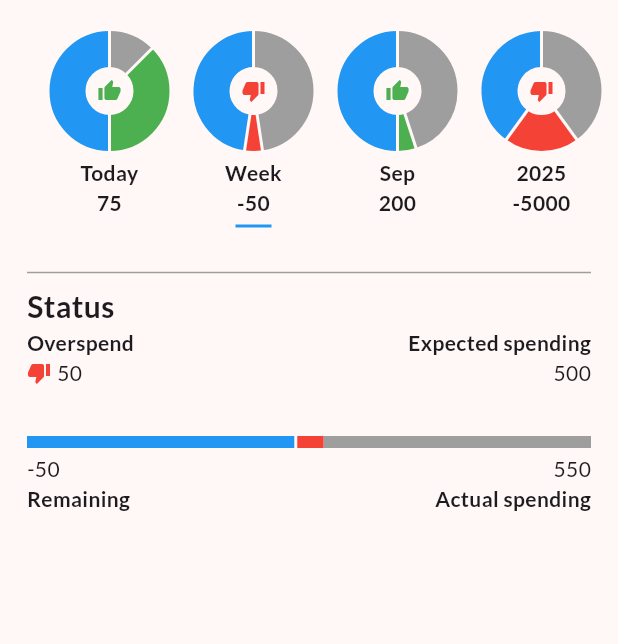
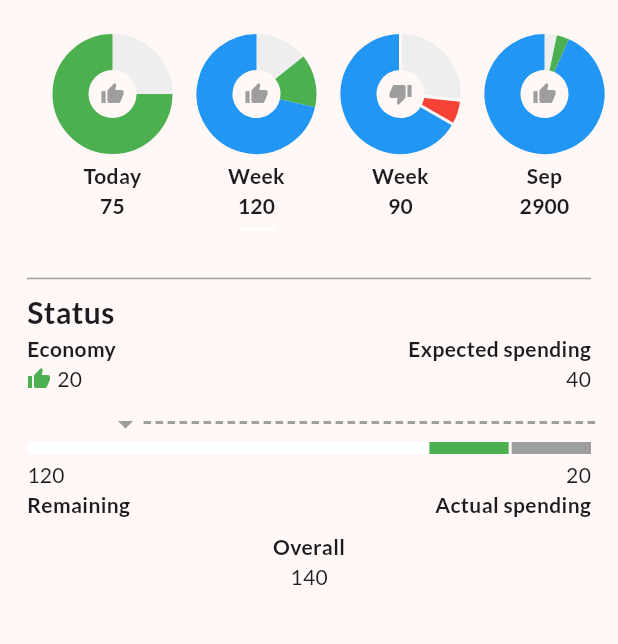
Before and after one commit to denickman/Budget, a Flutter app: the screen it shows after launch, after a tap on the "keyboard arrow down" icon, after a tap on "Today", after a tap on "Week", on a phone screen of 412 x 824 dp, the part 65-709 px from its top. Run offline on Flutter 3.47's test engine with Material 3 defaults, Android fonts, the phone set to English and light mode, and no system bars; drawn by our look-alikes of fl_chart; our stand-ins replace google_fonts.

Commit message:
Add overall definition for drawing diagrams correctly

```diff
--- a/lib/models/temp_data.dart
+++ b/lib/models/temp_data.dart
@@ -1,3 +1,6 @@
+// Не обязательно, но для кросс-платформы
+// Для min/max, но можно импортировать в виджетах
+
 class TempData {
   final String label;
   final double initial;
@@ -8,4 +11,28 @@ class TempData {
     required this.initial,
     required this.spent,
   });
+
+  double get passedFraction {
+    final now = DateTime.now();
+
+    if (label == 'Today') {
+      return 1.0; // Текущий день считается полным, как единица дня
+    } else if (label == 'Week') {
+      return now.weekday / 7.0; // weekday: 1=понедельник, ...7=воскресенье
+    } else if (label.length == 3) { // Аббревиатура месяца, напр. 'Sep'
+      final totalDays = DateTime(now.year, now.month + 1, 0).day;
+      return now.day / totalDays.toDouble();
+    } else {
+      final year = int.tryParse(label);
+      if (year == null) return 0.0;
+      final isLeap = (year % 4 == 0 && (year % 100 != 0 || year % 400 == 0));
+      final totalDays = isLeap ? 366 : 365;
+      if (year > now.year) return 0.0;
+      if (year < now.year) return 1.0;
+      final passedDays = now.difference(DateTime(year, 1, 1)).inDays + 1;
+      return passedDays / totalDays.toDouble();
+    }
+  }
+
+  double get expected => initial * passedFraction;
 }
--- a/lib/screens/available.dart
+++ b/lib/screens/available.dart
@@ -28,11 +28,12 @@ class _AvailableScreenState extends State<AvailableScreen> {
 
     return [
       TempData(label: 'Today', initial: 100.0, spent: 25.0),
-      TempData(label: 'Week', initial: 500.0, spent: 550.0),
-      TempData(label: currentMonth, initial: 2000.0, spent: 1800.0),
+      TempData(label: 'Week', initial: 140.0, spent: 20.0),
+      TempData(label: 'Week', initial: 140.0, spent: 50.0),
+      TempData(label: currentMonth, initial: 3000.0, spent: 100.0),
       TempData(label: currentYear, initial: 10000.0, spent: 15000.0),
-      TempData(label: '${year + 1}', initial: 10000.0, spent: 5000.0),
-      TempData(label: '${year + 2}', initial: 10000.0, spent: 0.0),
+      // TempData(label: '${year + 1}', initial: 10000.0, spent: 5000.0),
+      // TempData(label: '${year + 2}', initial: 10000.0, spent: 0.0),
     ];
   }
 
@@ -44,7 +45,7 @@ class _AvailableScreenState extends State<AvailableScreen> {
     return Padding(
       padding: const EdgeInsets.all(2.0),
       child: AvailableStatus(
-        period: mockPeriods[_selectedPeriodIndex!], // теперь TempData
+        period: mockPeriods[_selectedPeriodIndex!],
         isSelected: true,
       ),
     );
@@ -76,17 +77,15 @@ class _AvailableScreenState extends State<AvailableScreen> {
                 },
               ),
             ),
-            // Padding(
-            //   padding: const EdgeInsets.all(2.0),
-            //   child:
-               PeriodCircles(
-                periods: mockPeriods, // теперь List<TempData>
+            Padding(
+              padding: const EdgeInsets.all(2.0),
+              child: PeriodCircles(
+                periods: mockPeriods,
                 selectedPeriodIndex: _selectedPeriodIndex,
                 onSelect: (index) =>
                     setState(() => _selectedPeriodIndex = index),
               ),
-            // ),
-
+            ),
             if (_isExpanded) _showAvailableStatus(),
           ],
         ),
--- a/lib/widgets/available/available_status.dart
+++ b/lib/widgets/available/available_status.dart
@@ -2,6 +2,7 @@ import 'package:flutter/material.dart';
 import 'package:google_fonts/google_fonts.dart';
 import 'package:finapp/models/temp_data.dart';
 import 'package:finapp/widgets/available/remaining_line.dart';
+import 'dart:math' as math; // Для min/max
 
 class AvailableStatus extends StatelessWidget {
   // ===== Init ======
@@ -16,36 +17,37 @@ class AvailableStatus extends StatelessWidget {
   final bool isSelected;
 
   // ===== Methods ======
-  IconData getCenterIcon(double initial, double spent) {
-    if (spent > initial) return Icons.thumb_down;
-    if (spent < initial) return Icons.thumb_up;
+  IconData getCenterIcon(double expected, double spent) {
+    if (spent > expected) return Icons.thumb_down;
+    if (spent < expected) return Icons.thumb_up;
     return Icons.balance;
   }
 
   double getRemaining(double initial, double spent) => initial - spent;
 
   List<Widget> buildSegments(double initial, double spent) {
-    double gray = spent > initial ? initial : spent;
-    double red = spent > initial ? spent - initial : 0;
-    double green = spent < initial ? initial - spent : 0;
+    double expected = period.expected;
+    double gray = math.min(spent, expected);
+    double red = math.max(0.0, spent - expected);
+    double green = math.max(0.0, expected - spent);
+    double future = initial - expected;
     double total = initial + red;
 
     const segmentSpacing = 2.0;
     List<Widget> segments = [];
 
-    // 1. Синий сегмент (available)
-    if (initial > 0) {
+    // 1. Синий сегмент (future)
+    if (future > 0) {
       segments.add(
         Expanded(
-          flex: (initial / total * 100).round(),
-          child: ColoredSegment(color: Colors.blue),
+          flex: (future / total * 100).round(),
+          child: ColoredSegment(color: Colors.white),
         ),
       );
     }
 
     // 2. Зелёный сегмент (экономия)
     if (green > 0) {
-      // Если есть синий, зеленый с ним сливается → без SizedBox
       segments.add(
         Expanded(
           flex: (green / total * 100).round(),
@@ -53,13 +55,11 @@ class AvailableStatus extends StatelessWidget {
         ),
       );
     } else {
-      // Если зеленого нет, оставить промежуток между синим и остальными сегментами
       segments.add(SizedBox(width: segmentSpacing));
     }
 
     // 3. Красный сегмент (перерасход)
     if (red > 0) {
-      // Красный всегда сливается с серым → без SizedBox
       segments.add(
         Expanded(
           flex: (red / total * 100).round(),
@@ -68,9 +68,8 @@ class AvailableStatus extends StatelessWidget {
       );
     }
 
-    // 4. Серый сегмент (spent)
+    // 4. Серый сегмент (spent up to expected)
     if (gray > 0) {
-      // Промежуток между серым и красным только если красного нет
       if (red == 0) segments.add(SizedBox(width: segmentSpacing));
       segments.add(
         Expanded(
@@ -88,10 +87,10 @@ class AvailableStatus extends StatelessWidget {
   Widget build(BuildContext context) {
     double initial = period.initial;
     double spent = period.spent;
-
-    double gray = spent > initial ? initial : spent;
-    double red = spent > initial ? spent - initial : 0;
-    double green = spent < initial ? initial - spent : 0;
+    double expected = period.expected;
+    double gray = math.min(spent, expected);
+    double red = math.max(0.0, spent - expected);
+    double green = math.max(0.0, expected - spent);
 
     return Padding(
       padding: const EdgeInsets.symmetric(vertical: 8.0, horizontal: 16.0),
@@ -111,6 +110,7 @@ class AvailableStatus extends StatelessWidget {
           EconomyOverspendExpectedInfoRow(
             initial: initial,
             spent: spent,
+            expected: expected,
             gray: gray,
             red: red,
             green: green,
@@ -131,6 +131,10 @@ class AvailableStatus extends StatelessWidget {
             initial: initial,
             spent: spent,
             getRemaining: getRemaining,
+          ),
+          SizedBox(height: 8),
+          OverallInfo(
+            initial: initial,
           ),
         ],
       ),
@@ -156,6 +160,7 @@ class ColoredSegment extends StatelessWidget {
 class EconomyOverspendExpectedInfoRow extends StatelessWidget {
   final double initial;
   final double spent;
+  final double expected;
   final double gray;
   final double red;
   final double green;
@@ -165,6 +170,7 @@ class EconomyOverspendExpectedInfoRow extends StatelessWidget {
     super.key,
     required this.initial,
     required this.spent,
+    required this.expected,
     required this.gray,
     required this.red,
     required this.green,
@@ -180,7 +186,7 @@ class EconomyOverspendExpectedInfoRow extends StatelessWidget {
           crossAxisAlignment: CrossAxisAlignment.start,
           children: [
             Text(
-              spent > initial ? 'Overspend' : 'Economy',
+              spent > expected ? 'Overspend' : 'Economy',
               style: GoogleFonts.lato(
                 fontWeight: FontWeight.bold,
                 fontSize: 14,
@@ -189,17 +195,17 @@ class EconomyOverspendExpectedInfoRow extends StatelessWidget {
             Row(
               children: [
                 Icon(
-                  getCenterIcon(initial, spent),
+                  getCenterIcon(expected, spent),
                   size: 16,
-                  color: spent > initial
+                  color: spent > expected
                       ? Colors.red
-                      : (spent < initial ? Colors.green : Colors.black),
+                      : (spent < expected ? Colors.green : Colors.black),
                 ),
                 SizedBox(width: 4),
                 Text(
-                  spent > initial
-                      ? '${red.toStringAsFixed(0)}'
-                      : '${green.toStringAsFixed(0)}',
+                  spent > expected
+                      ? red.toStringAsFixed(0)
+                      : green.toStringAsFixed(0),
                   style: GoogleFonts.lato(fontSize: 14),
                 ),
               ],
@@ -208,7 +214,7 @@ class EconomyOverspendExpectedInfoRow extends StatelessWidget {
         ),
         LabelValueWidget(
           label: 'Expected spending',
-          value: initial,
+          value: expected,
           alignment: CrossAxisAlignment.end,
         ),
       ],
@@ -297,3 +303,32 @@ class LabelValueWidget extends StatelessWidget {
     return Column(crossAxisAlignment: alignment, children: children);
   }
 }
+
+class OverallInfo extends StatelessWidget {
+  final double initial;
+
+  const OverallInfo({
+    super.key,
+    required this.initial,
+  });
+
+  @override
+  Widget build(BuildContext context) {
+    return Column(
+      mainAxisAlignment: MainAxisAlignment.center,
+      children: [
+        Text(
+          'Overall',
+          style: GoogleFonts.lato(
+            fontWeight: FontWeight.bold,
+            fontSize: 14,
+          ),
+        ),
+        Text(
+          initial.toStringAsFixed(0),
+          style: GoogleFonts.lato(fontSize: 14),
+        ),
+      ],
+    );
+  }
+}
--- a/lib/widgets/available/period_circles.dart
+++ b/lib/widgets/available/period_circles.dart
@@ -2,6 +2,7 @@ import 'package:flutter/material.dart';
 import 'package:fl_chart/fl_chart.dart';
 import 'package:google_fonts/google_fonts.dart';
 import 'package:finapp/models/temp_data.dart';
+import 'dart:math' as math; // Для min/max
 
 class PeriodCircles extends StatelessWidget {
   // ===== Properties =====
@@ -18,55 +19,58 @@ class PeriodCircles extends StatelessWidget {
   });
 
   // ===== Methods =====
-  List<PieChartSectionData> getSections(
-    double initial,
-    double spent,
-    double circleSize,
-  ) {
-    final overspent = spent > initial ? spent - initial : 0.0;
-    final saved = spent < initial ? initial - spent : 0.0;
-    final remaining =
-        initial -
-        spent; // Remaining can be negative (overspent) or positive (saved)
+  List<PieChartSectionData> getSections(TempData period, double circleSize) {
+    final double expected = period.expected;
+    final double overspent = math.max(0.0, period.spent - expected);
+    final double saved = math.max(0.0, expected - period.spent);
+    final double future = period.initial - expected;
 
-    PieChartSectionData makeSection(double value, Color color) {
+    PieChartSectionData makeSection(
+      double value,
+      Color color,
+      bool withBorder,
+    ) {
       return PieChartSectionData(
-        value: value.abs(), // Use absolute value to avoid negative segments
+        value: value.abs(),
         color: color,
         radius: circleSize * 0.30,
         showTitle: false,
-        borderSide: BorderSide(width: 1.0, color: Colors.black87),
+        borderSide: withBorder
+            ? BorderSide(width: 0.5, color: Colors.blue)
+            : BorderSide.none,
       );
     }
 
     final sections = <PieChartSectionData>[];
 
-    // 1. Grey sector = spent (up to initial)
-    if (spent > 0) {
-      sections.add(makeSection(spent > initial ? initial : spent, Colors.grey));
+    // 1. Grey sector = spent (up to expected), без обводки
+    if (period.spent > 0) {
+      sections.add(
+        makeSection(math.min(period.spent, expected), Colors.grey.shade200, false),
+      );
     }
 
-    // 2. Red sector = overspent (if any)
+    // 2. Red sector = overspent (if any), без обводки
     if (overspent > 0) {
-      sections.add(makeSection(overspent, Colors.red));
+      sections.add(makeSection(overspent, Colors.red, false));
     }
 
-    // 3. Green sector = saved (if any)
+    // 3. Green sector = saved (if any), с обводкой
     if (saved > 0) {
-      sections.add(makeSection(saved, Colors.green));
+      sections.add(makeSection(saved, Colors.green, true));
     }
 
-    // 4. Blue sector = remaining budget (initial amount)
-    if (initial > 0) {
-      sections.add(makeSection(initial, Colors.blue));
+    // 4. Blue sector = future budget (remaining after expected), с обводкой
+    if (future > 0) {
+      sections.add(makeSection(future, Colors.blue, true));
     }
 
     return sections;
   }
 
-  IconData getCenterIcon(double initial, double spent) {
-    if (spent > initial) return Icons.thumb_down;
-    if (spent < initial) return Icons.thumb_up;
+  IconData getCenterIcon(double expected, double spent) {
+    if (spent > expected) return Icons.thumb_down;
+    if (spent < expected) return Icons.thumb_up;
     return Icons.balance;
   }
 
@@ -88,6 +92,10 @@ class PeriodCircles extends StatelessWidget {
           int index = entry.key;
           TempData period = entry.value;
 
+          // Проверяем наличие зелёного сектора (saved)
+          final double saved = math.max(0.0, period.expected - period.spent);
+          final double sectionsSpace = saved > 0 ? 0.0 : 2.0;
+
           return Padding(
             padding: const EdgeInsets.all(8.0),
             child: GestureDetector(
@@ -104,25 +112,22 @@ class PeriodCircles extends StatelessWidget {
                           height: circleSize,
                           child: PieChart(
                             PieChartData(
-                              sections: getSections(
-                                period.initial,
-                                period.spent,
-                                circleSize,
-                              ),
-                              // centerSpaceRadius: circleSize * 0.25,
-                              sectionsSpace: 2,
+                              sections: getSections(period, circleSize),
+                              sectionsSpace:
+                                  sectionsSpace, // Динамическое расстояние
                               startDegreeOffset: -90,
                             ),
                           ),
                         ),
                         Icon(
-                          getCenterIcon(period.initial, period.spent),
+                          getCenterIcon(period.expected, period.spent),
                           size: circleSize * 0.2,
-                          color: period.spent > period.initial
-                              ? Colors.red
-                              : (period.spent < period.initial
-                                    ? Colors.green
-                                    : Colors.black),
+                          color: Colors.grey,
+                          // period.spent > period.expected
+                          //     ? Colors.red
+                          //     : (period.spent < period.expected
+                          //           ? Colors.green
+                          //           : Colors.black),
                         ),
                       ],
                     ),
@@ -152,7 +157,7 @@ class PeriodCircles extends StatelessWidget {
                       margin: EdgeInsets.only(top: 4),
                       height: 2,
                       width: selectedPeriodIndex == index ? 24 : 0,
-                      color: Colors.blue,
+                      color: Colors.white,
                     ),
                     SizedBox(height: 4),
                   ],
--- a/lib/widgets/available/remaining_line.dart
+++ b/lib/widgets/available/remaining_line.dart
@@ -14,32 +14,55 @@ class RemainingLine extends StatelessWidget {
 
   @override
   Widget build(BuildContext context) {
-
-    final remainingFraction =
-        getRemaining(initial, spent) <= 0 ? 0 : getRemaining(initial, spent) / initial;
-
+    final remaining = getRemaining(initial, spent);
+    final remainingFraction = remaining <= 0 ? 0.0 : remaining / initial;
 
     return Align(
       alignment: Alignment.centerRight,
       child: FractionallySizedBox(
-        widthFactor: getRemaining(initial, spent) <= 0
-            ? 0
-            : getRemaining(initial, spent) / initial,
-        child:
-        Row(
+        widthFactor: remainingFraction,
+        child: Row(
           mainAxisSize: MainAxisSize.max,
           children: [
             Icon(
               Icons.arrow_drop_down,
               color: Colors.grey,
+            ),
+            Expanded(
+              child: CustomPaint(
+                painter: DashedLinePainter(),
+                child: SizedBox(height: 2),
               ),
-            Expanded(
-              child: Container(height: 2, color: Colors.grey)
             ),
           ],
         ),
-        //  Container(height: 2, color: Colors.red),
       ),
     );
   }
 }
+
+class DashedLinePainter extends CustomPainter {
+  @override
+  void paint(Canvas canvas, Size size) {
+    final paint = Paint()
+      ..color = Colors.grey
+      ..strokeWidth = 2
+      ..style = PaintingStyle.stroke;
+
+    const dashWidth = 5.0; // Длина штриха
+    const dashSpace = 3.0; // Длина промежутка
+    double startX = 0;
+
+    while (startX < size.width) {
+      canvas.drawLine(
+        Offset(startX, 0),
+        Offset(startX + dashWidth, 0),
+        paint,
+      );
+      startX += dashWidth + dashSpace;
+    }
+  }
+
+  @override
+  bool shouldRepaint(covariant CustomPainter oldDelegate) => false;
+}
```
